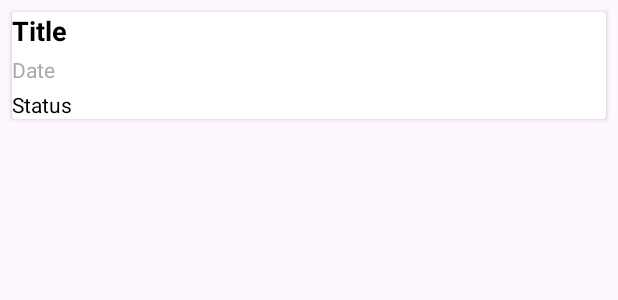
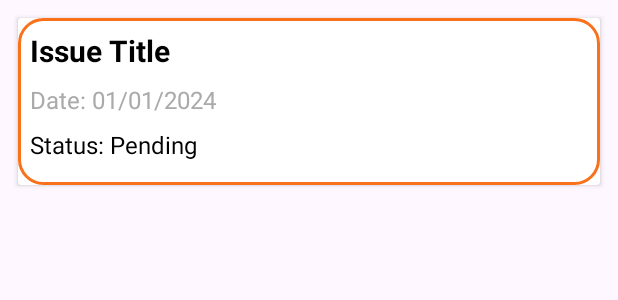
Before and after one commit to ST10041144/VeneM-Poultry-App_XBCAD7319, an Android app: the layout item_maintenance_issue.xml on its own in the app's theme, with its tools: preview values and no code run, on a phone screen of 412 x 824 dp. Shown: the top 300 px of the screen. Run offline under Robolectric (Android 15) with nearby library versions, the phone set to English and light mode, and no system bars.

Commit message:
Manager Maintenance UI improved

```diff
--- a/app/src/main/res/layout/item_maintenance_issue.xml
+++ b/app/src/main/res/layout/item_maintenance_issue.xml
@@ -1,52 +1,47 @@
-<?xml version="1.0" encoding="utf-8"?>
-<androidx.cardview.widget.CardView xmlns:android="http://schemas.android.com/apk/res/android"
+<androidx.cardview.widget.CardView
+    xmlns:android="http://schemas.android.com/apk/res/android"
     android:layout_width="match_parent"
     android:layout_height="wrap_content"
-    android:layout_margin="8dp"
-    android:padding="16dp"
+    android:layout_margin="12dp"
+    android:padding="20dp"
     android:backgroundTint="@color/white">
 
     <LinearLayout
         android:layout_width="match_parent"
         android:layout_height="wrap_content"
-        android:orientation="vertical">
+        android:orientation="vertical"
+        android:padding="8dp"
+        android:background="@drawable/card_background">
 
         <!-- Issue Title -->
         <TextView
             android:id="@+id/issueTitleTextView"
-            android:layout_width="wrap_content"
+            android:layout_width="match_parent"
             android:layout_height="wrap_content"
-            android:text="Title"
-            android:textSize="18sp"
+            android:text="Issue Title"
             android:textStyle="bold"
-            android:textColor="@android:color/black" />
+            android:textSize="20sp"
+            android:textColor="@android:color/black"
+            android:layout_marginBottom="8dp" />
 
         <!-- Issue Date -->
         <TextView
             android:id="@+id/issueDateTextView"
-            android:layout_width="wrap_content"
+            android:layout_width="match_parent"
             android:layout_height="wrap_content"
-            android:layout_marginTop="4dp"
-            android:text="Date"
-            android:textSize="14sp"
-            android:textColor="@android:color/darker_gray" />
+            android:text="Date: 01/01/2024"
+            android:textSize="16sp"
+            android:textColor="@android:color/darker_gray"
+            android:layout_marginBottom="8dp" />
 
-        <!-- Issue Status with Icon -->
-        <LinearLayout
-            android:layout_width="wrap_content"
+        <!-- Issue Status -->
+        <TextView
+            android:id="@+id/issueStatusTextView"
+            android:layout_width="match_parent"
             android:layout_height="wrap_content"
-            android:orientation="horizontal"
-            android:layout_marginTop="4dp"
-            android:gravity="center_vertical">
-
-
-            <TextView
-                android:id="@+id/issueStatusTextView"
-                android:layout_width="wrap_content"
-                android:layout_height="wrap_content"
-                android:text="Status"
-                android:textSize="14sp"
-                android:textColor="@android:color/black" />
-        </LinearLayout>
+            android:text="Status: Pending"
+            android:textSize="16sp"
+            android:textColor="@android:color/black"
+            android:layout_marginBottom="8dp" />
     </LinearLayout>
 </androidx.cardview.widget.CardView>
```
Also changed, not shown: app/src/main/res/layout/activity_manager_maintanance.xml (+33 -5 lines), app/src/main/res/layout/activity_staff_dashboard.xml (+4 -4 lines).
